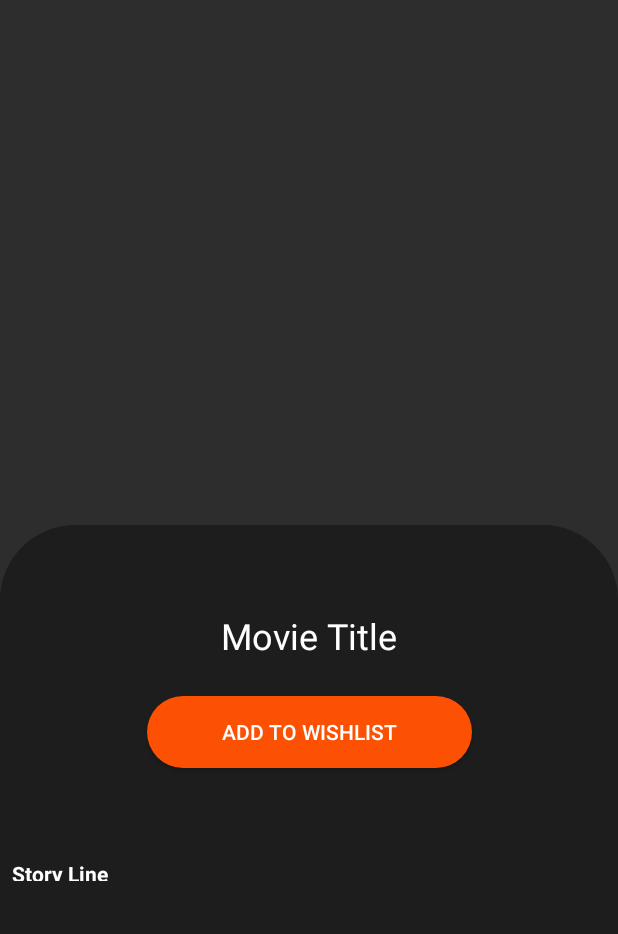
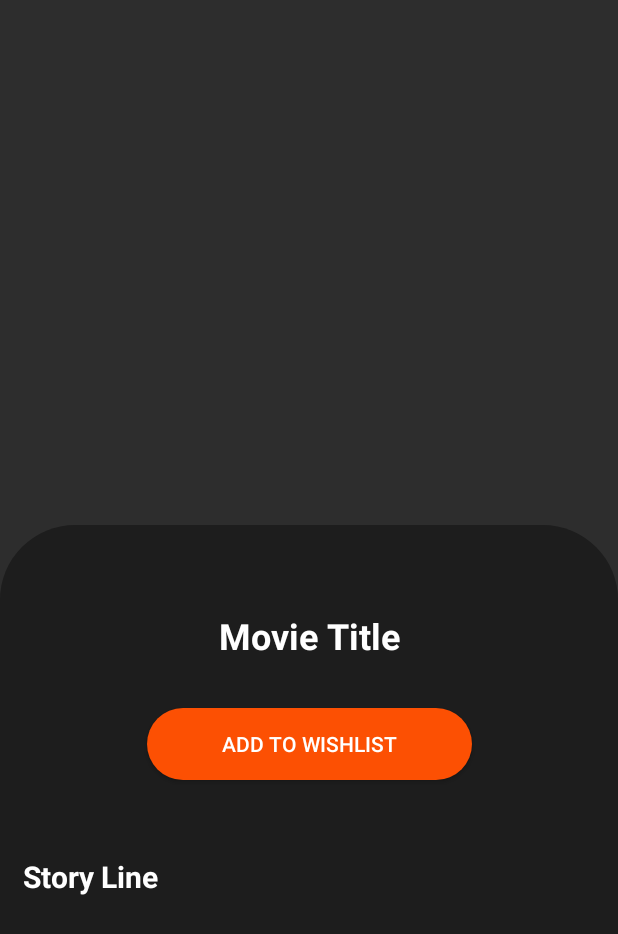
Before and after one commit to JayaneshB/GET-API-Implementation, an Android app: the layout fragment_movie.xml on its own in the app's theme, with its tools: preview values and no code run, on a phone screen of 412 x 824 dp. Shown: the top 934 px of the screen. Run offline under Robolectric (Android 15) with nearby library versions, the phone set to English and light mode, and no system bars.

```diff
--- a/app/src/main/res/layout/fragment_movie.xml
+++ b/app/src/main/res/layout/fragment_movie.xml
@@ -32,6 +32,7 @@
             android:text="@string/movie_title"
             android:textColor="@color/white"
             android:textSize="24sp"
+            android:textStyle="bold"
             app:layout_constraintBottom_toBottomOf="parent"
             app:layout_constraintEnd_toEndOf="parent"
             app:layout_constraintStart_toStartOf="parent"
@@ -42,7 +43,7 @@
             android:id="@+id/wishList_button"
             android:layout_width="wrap_content"
             android:layout_height="wrap_content"
-            android:layout_marginTop="24dp"
+            android:layout_marginTop="32dp"
             android:background="@drawable/ic_btn_background"
             android:paddingStart="50dp"
             android:paddingEnd="50dp"
@@ -56,16 +57,16 @@
 
         <androidx.appcompat.widget.AppCompatTextView
             android:id="@+id/fragment_overview_tv"
-            android:layout_width="89dp"
-            android:layout_height="17dp"
-            android:layout_marginStart="8dp"
+            android:layout_width="wrap_content"
+            android:layout_height="wrap_content"
+            android:layout_marginStart="15dp"
             android:layout_marginTop="24dp"
             android:layout_marginBottom="200dp"
             android:paddingTop="1dp"
             android:paddingBottom="1dp"
             android:text="@string/story_line"
             android:textColor="@color/white"
-            android:textSize="14sp"
+            android:textSize="20sp"
             android:textStyle="bold"
             app:layout_constraintBottom_toBottomOf="parent"
             app:layout_constraintEnd_toEndOf="parent"
@@ -74,12 +75,14 @@
             app:layout_constraintTop_toBottomOf="@+id/wishList_button" />
 
         <androidx.appcompat.widget.AppCompatTextView
+            android:id="@+id/fragment_overview"
             android:layout_width="match_parent"
             android:layout_height="wrap_content"
             android:layout_marginStart="15dp"
             android:layout_marginTop="24dp"
             android:layout_marginEnd="15dp"
-            android:textColor="@color/white"
+            android:textColor="@color/orangish_yellow"
+            android:textSize="16sp"
             app:layout_constraintBottom_toBottomOf="parent"
             app:layout_constraintEnd_toEndOf="parent"
             app:layout_constraintStart_toStartOf="parent"
--- a/app/src/main/res/values/colors.xml
+++ b/app/src/main/res/values/colors.xml
@@ -10,5 +10,6 @@
     <color name="pale_black">#1D1D1D</color>
     <color name="dark_grey">#2D2D2D</color>
     <color name="orange">#fc5003</color>
+    <color name="orangish_yellow">#FFA500</color>
 
 </resources>
--- a/app/src/main/res/values/themes.xml
+++ b/app/src/main/res/values/themes.xml
@@ -13,4 +13,8 @@
         <item name="android:statusBarColor" tools:targetApi="l">?attr/colorPrimaryVariant</item>
         <!-- Customize your theme here. -->
     </style>
+
+    <style name="SnackbarCustomStyle" parent="Widget.MaterialComponents.Snackbar">
+        <item name="android:background">@color/white</item>
+    </style>
 </resources>
```
Also changed, not shown: app/src/main/java/com/project/moviebuff_demo/Fragment/MovieFragment.kt (+37 -12 lines), app/src/main/java/com/project/moviebuff_demo/adapter/MovieAdapter.kt (+12 -15 lines).
